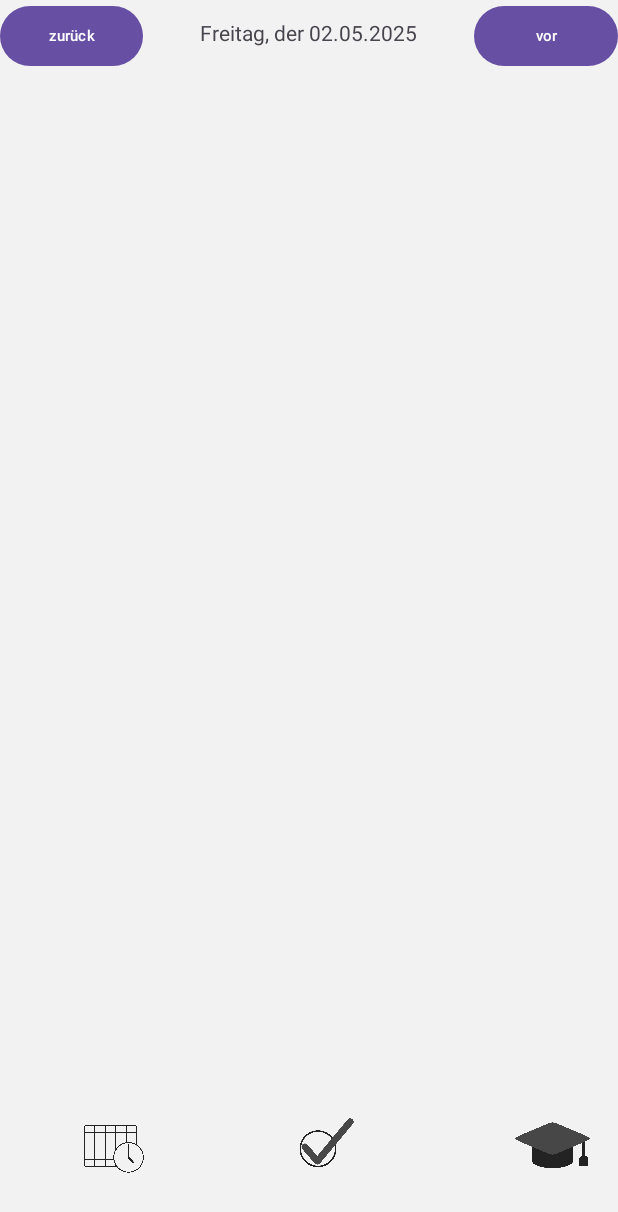
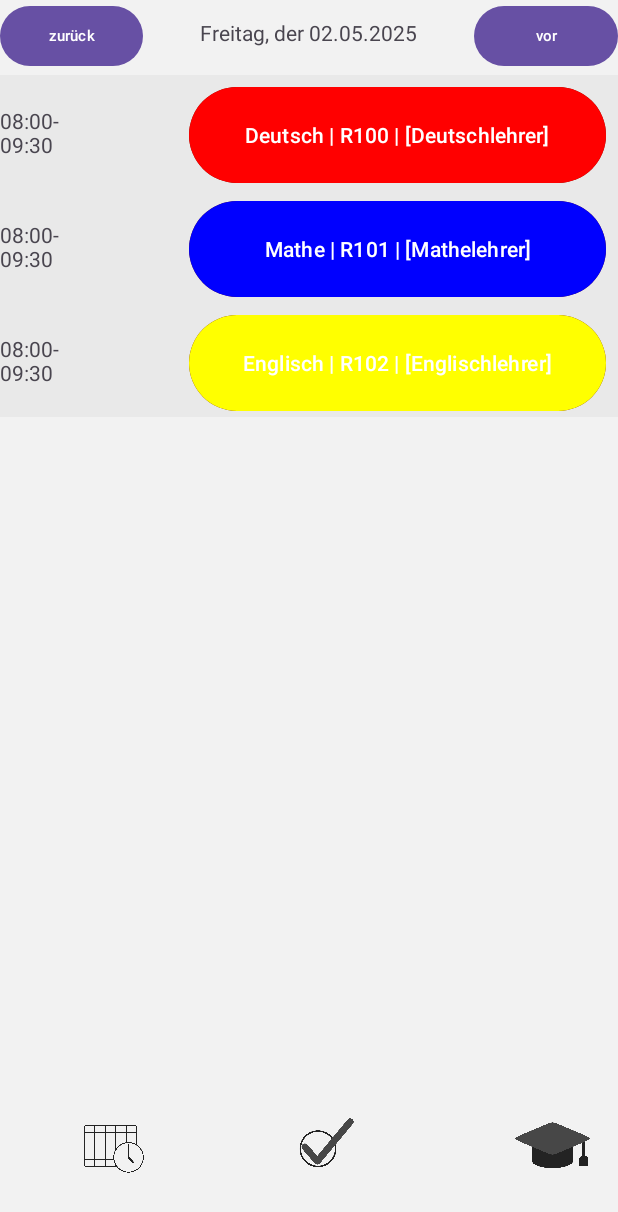
Before and after one commit to KevinGebert07/Schulplaner-Android-App, an Android app: the screen it shows after launch (TimetableActivity), after a tap on an icon or button, on a phone screen of 412 x 824 dp. Shown: the top 1212 px of the screen. Run offline under Robolectric (Android 15) with nearby library versions, the phone set to English and light mode, and no system bars.

Commit message:
Fertigstellung JSON Parsing. Bei Installation der App werden die Fächer Deutsch, Mathe und Englisch erstellt, sowie ein Stundenplan. Diese werden in JSON gespeichert und gelesen und können ohne Abweichungen in der TimetableActivity eingepflegt werden.
Jannis

```diff
--- a/app/src/main/java/de/StundenplanHelden/schulplaner_android_app/Datum.java
+++ b/app/src/main/java/de/StundenplanHelden/schulplaner_android_app/Datum.java
@@ -42,6 +42,15 @@ public class Datum {
         String[] wochentage = {"Sonntag", "Montag", "Dienstag", "Mittwoch", "Donnerstag", "Freitag", "Samstag"};
         return wochentage[w];
     }
+    public static int berechneWochentagInt(Datum datum) {
+        if (datum.monat < 3) {
+            datum.monat += 12;
+            datum.jahr -= 1;
+        }
+        int w = (datum.tag + 2*datum.monat + (3*datum.monat + 3)/5 + datum.jahr + datum.jahr/4 - datum.jahr/100 + datum.jahr/400 + 1) % 7;
+        Integer[] wochentage = {7, 1, 2, 3, 4, 5, 6};
+        return wochentage[w];
+    }
 
     public Datum morgen(){
         LocalDate aktuellesDatum = LocalDate.of(this.jahr, this.monat, this.tag);
--- a/app/src/main/java/de/StundenplanHelden/schulplaner_android_app/MainActivity.java
+++ b/app/src/main/java/de/StundenplanHelden/schulplaner_android_app/MainActivity.java
@@ -11,10 +11,19 @@ import androidx.core.graphics.Insets;
 import androidx.core.view.ViewCompat;
 import androidx.core.view.WindowInsetsCompat;
 
+import com.google.gson.Gson;
+import com.google.gson.JsonObject;
+import com.google.gson.JsonParser;
+import com.google.gson.reflect.TypeToken;
+
 import java.io.File;
+import java.io.IOException;
+import java.lang.reflect.Type;
 import java.nio.charset.StandardCharsets;
 import java.nio.file.Path;
 import java.nio.file.Paths;
+import java.util.ArrayList;
+import java.util.List;
 
 public class MainActivity extends AppCompatActivity {
 
@@ -28,12 +37,26 @@ public class MainActivity extends AppCompatActivity {
             v.setPadding(systemBars.left, systemBars.top, systemBars.right, systemBars.bottom);
             return insets;
         });
+        createFiles();
 
-        createFiles();
+        Verwaltung verwaltung = Verwaltung.getInstance();
+        Gson gson = new Gson();
+
+        try {
+            verwaltung.stundenplan = gson.fromJson(Verwaltung.readFile(getFilesDir().getPath()+Verwaltung.STUNDENPLAN_FILE_NAME, StandardCharsets.UTF_8), Stundenplan.class);
+
+            String fächerJson = Verwaltung.readFile(getFilesDir().getPath()+Verwaltung.FÄCHER_FILE_NAME,StandardCharsets.UTF_8);
+            Type listType = new TypeToken<List<Fach>>(){}.getType();
+            List<Fach> fächer = gson.fromJson(fächerJson, listType);
+            verwaltung.fächer = new ArrayList<>(fächer);
+
+        } catch (Exception e) {
+            Log.e("MainActivity", "Catch Data from JSON: "+ e);
+        }
+
     }
 
     public void createFiles(){
-
         //Hier werden alle Files erstellt bei getFilesDir()
         try{
             File profileFile = new File(getFilesDir(), Verwaltung.PROFILE_FILE_NAME);
@@ -41,6 +64,24 @@ public class MainActivity extends AppCompatActivity {
                 //Wenn die Datei vom Profil noch nicht existier (beim ersten Start) wird dieser Nutzer eingefügt
                 Verwaltung.writeFile(getFilesDir().getPath()+Verwaltung.PROFILE_FILE_NAME, Verwaltung.getInstance().erstelleBeispielNutzerJSON(), StandardCharsets.UTF_8);
             }
+            Log.e("FATAL", "FAtal Profil passed");
+
+
+            File fächerFile = new File(getFilesDir(), Verwaltung.FÄCHER_FILE_NAME);
+            if (fächerFile.createNewFile()){
+                //Wenn die Datei von Fächern noch nicht existiert (beim ersten Start) werden diese Fächer eigefügt
+                Verwaltung.writeFile(getFilesDir().getPath()+Verwaltung.FÄCHER_FILE_NAME, Verwaltung.getInstance().erstelleBeispielFächerJSON(), StandardCharsets.UTF_8);
+            }
+            Log.e("FATAL", "FAtal Fächer passed");
+
+            File stundenplanFile = new File(getFilesDir(), Verwaltung.STUNDENPLAN_FILE_NAME);
+            if (stundenplanFile.createNewFile()){
+                Log.e("FATAL", "FATAL Stundenplan Creating");
+                //Wenn die Datei von Fächern noch nicht existiert (beim ersten Start) werden diese Fächer eigefügt
+                Verwaltung.writeFile(getFilesDir().getPath()+Verwaltung.STUNDENPLAN_FILE_NAME, Verwaltung.getInstance().erstelleBeispielStundenplanJSON(), StandardCharsets.UTF_8);
+                Log.e("FATAL", "FATAL Stundenplan Created");
+            }
+            Log.e("FATAL", "FAtal Stundenplan passed");
 
         }
         catch (Exception e) {
--- a/app/src/main/java/de/StundenplanHelden/schulplaner_android_app/Schultag.java
+++ b/app/src/main/java/de/StundenplanHelden/schulplaner_android_app/Schultag.java
@@ -3,8 +3,8 @@ package de.StundenplanHelden.schulplaner_android_app;
 import java.util.ArrayList;
 
 public class Schultag {
-    private String wochentag;
-    private ArrayList<Unterrichtsstunde> unterrichtsstunden;
+    protected String wochentag;
+    protected ArrayList<Unterrichtsstunde> unterrichtsstunden;
 
     public Schultag (String wochentag){
         this.wochentag = wochentag;
--- a/app/src/main/java/de/StundenplanHelden/schulplaner_android_app/Schulwoche.java
+++ b/app/src/main/java/de/StundenplanHelden/schulplaner_android_app/Schulwoche.java
@@ -8,6 +8,6 @@ public class Schulwoche {
     }
 
     public Schultag getSchultag(int position){
-        return schultage[position];
+        return schultage[position-1];
     }
 }
--- a/app/src/main/java/de/StundenplanHelden/schulplaner_android_app/TimetableActivity.java
+++ b/app/src/main/java/de/StundenplanHelden/schulplaner_android_app/TimetableActivity.java
@@ -22,6 +22,7 @@ import androidx.core.view.WindowInsetsCompat;
 import org.w3c.dom.Text;
 
 import java.lang.reflect.Constructor;
+import java.util.ArrayList;
 import java.util.HashMap;
 
 public class TimetableActivity extends AppCompatActivity {
@@ -43,6 +44,7 @@ public class TimetableActivity extends AppCompatActivity {
             v.setPadding(systemBars.left, systemBars.top, systemBars.right, systemBars.bottom);
             return insets;
         });
+        Verwaltung verwaltung = Verwaltung.getInstance();
         DatumText = (TextView) findViewById(R.id.Datum);
         nextButton = (Button) findViewById(R.id.next);
         backButton = (Button) findViewById(R.id.back);
@@ -66,6 +68,23 @@ public class TimetableActivity extends AppCompatActivity {
         DatumText.setText(Datum.berechneWochentag(currentDatum)+", der "+ currentDatum.toString());
 
 
+        //Heutige Unterrichtsstunden laden
+        Schultag heute = verwaltung.stundenplan.sw1.getSchultag(Datum.berechneWochentagInt(currentDatum));
+        ArrayList<Unterrichtsstunde> unterrichtsstunden = heute.unterrichtsstunden;
+
+
+        for (int i = 0; i < unterrichtsstunden.size(); i++){
+            //Erstelle eine Stunde Ding in xml
+            InflateToXml();
+
+            //Fülle Daten von Unterrichtsstunde in Button und TextView
+            Unterrichtsstunde heuteStunde = unterrichtsstunden.get(i);
+            String btnText = heuteStunde.fach.bezeichnung + " | " + heuteStunde.raum + " | "+ heuteStunde.lehrer.toString();
+            int btnColor = heuteStunde.fach.farbe;
+            Button btn = (Button) findViewById(IDs.get("btn"+i));
+            btn.setText(btnText);
+            btn.setBackgroundColor(btnColor);
+        }
     }
 
     private void ChangeToNextDay(){
@@ -82,6 +101,7 @@ public class TimetableActivity extends AppCompatActivity {
     private void InflateToXml(){
         LinearLayout parentLayout = findViewById(R.id.parentLayout);
 
+
         // Layout programmatisch "inflaten"
         View included = LayoutInflater.from(this).inflate(R.layout.lesson_item, parentLayout, false);
         ConstraintLayout includedLayout = (ConstraintLayout) included;
@@ -91,9 +111,8 @@ public class TimetableActivity extends AppCompatActivity {
         Button btn = (Button) includedLayout.getChildAt(0);
         int txtID = View.generateViewId();
         int btnID = View.generateViewId();
-        Log.e("TimeTableActivity", "txtID: "+ txtID+" btnID: "+ btnID);
+        btn.setId(btnID);
         txt.setId(txtID);
-        txt.setId(btnID);
         IDs.put("txt"+idCount, txtID);
         IDs.put("btn"+idCount, btnID);
         idCount++;
--- a/app/src/main/java/de/StundenplanHelden/schulplaner_android_app/Verwaltung.java
+++ b/app/src/main/java/de/StundenplanHelden/schulplaner_android_app/Verwaltung.java
@@ -1,5 +1,6 @@
 package de.StundenplanHelden.schulplaner_android_app;
 
+import android.graphics.Color;
 import android.util.Log;
 
 import androidx.annotation.NonNull;
@@ -13,6 +14,8 @@ import java.nio.charset.StandardCharsets;
 import java.nio.file.Files;
 import java.nio.file.Paths;
 import java.util.ArrayList;
+import java.util.Arrays;
+import java.util.List;
 
 public class Verwaltung {
     //Singleton Aufbau
@@ -26,10 +29,12 @@ public class Verwaltung {
 
     //Finale Attribute (z.B. Filenames)
     protected static final String PROFILE_FILE_NAME = "nutzer.json";
+    protected static final String FÄCHER_FILE_NAME = "fächer.json";
+    protected static final String STUNDENPLAN_FILE_NAME = "stundenplan.json";
 
     //Konstruktor
     private Verwaltung(){
-
+        fächer = new ArrayList<>();
     }
     //Singleton Instanz bekommen
     public static Verwaltung getInstance(){
@@ -63,7 +68,13 @@ public class Verwaltung {
 
     //Statische Methode zum Lesen und Schreiben von Files im getFilesDir() Ordner
     public static String readFile(String path, Charset encoding) throws IOException{
-        byte[] encoded = Files.readAllBytes(Paths.get(path));
+        byte[] encoded = new byte[]{};
+        try {
+            encoded = Files.readAllBytes(Paths.get(path));
+        }
+        catch (Exception e){
+            Log.e("Verwaltung", "readFile: "+ e);
+        }
         return new String(encoded, encoding);
     }
     public static void writeFile(String path, String content, Charset encoding) throws IOException {
@@ -151,10 +162,65 @@ public class Verwaltung {
 
 
 
+    //Methoden die Datensätze als String (JSON) generieren, die bei Erstinstallation der App aufgerfufen werden, um Beispieldatensätze zu integrieren
     public String erstelleBeispielNutzerJSON(){
         //Erstellt einen Beispielnutzer der beim Starten der App als JSON gespeichert wird
         Nutzer nutzer = new Nutzer("Max","Mustermann","max.mustermann@musterdomain.com", "Herr Lehrer", "11a", "Musterschule 12345 Musterhausen",new Datum(1,1,2000));
         Gson gson = new Gson();
         return gson.toJson(nutzer);
     }
+    public String erstelleBeispielFächerJSON(){
+        Log.e("Fatal", "FATAL Fächer creating");
+        //Erstelle drei Beispielfächer, die beim Starten der APP als JSON gespeichert werden
+        Fach deutsch = new Fach("Deutsch", Color.RED);
+        Fach mathe = new Fach("Mathe", Color.BLUE);
+        Fach englisch = new Fach("Englisch", Color.YELLOW);
+
+        getInstance().fächer.add( deutsch);
+        getInstance().fächer.add( mathe);
+        getInstance().fächer.add( englisch);
+
+
+        Gson gson = new Gson();
+        List<Fach> fächerList = fächer;
+        String json = gson.toJson(fächerList);
+
+        Log.e("Fatal", "FATAL Fächer created");
+
+        return json;
+    }
+    public String erstelleBeispielStundenplanJSON(){
+        ArrayList<Unterrichtsstunde> unterrichtsstunden = new ArrayList<>();
+        unterrichtsstunden.add(new Unterrichtsstunde("1", new ArrayList<String>(Arrays.asList("Deutschlehrer")),"R100",fächer.get(0)));
+        unterrichtsstunden.add(new Unterrichtsstunde("2", new ArrayList<String>(Arrays.asList("Mathelehrer")),"R101",fächer.get(1)));
+        unterrichtsstunden.add(new Unterrichtsstunde("3", new ArrayList<String>(Arrays.asList("Englischlehrer")),"R102",fächer.get(2)));
+
+        Schulwoche sw1 = new Schulwoche(
+                new Schultag[]{
+                        new Schultag("Montag",unterrichtsstunden),
+                        new Schultag("Dienstag",unterrichtsstunden),
+                        new Schultag("Mittwoch",unterrichtsstunden),
+                        new Schultag("Donnerstag",unterrichtsstunden),
+                        new Schultag("Freitag",unterrichtsstunden),
+                        new Schultag("Samstag",new ArrayList<>()),
+                        new Schultag("Sonntag",new ArrayList<>()),
+                }
+        );
+        Schulwoche sw2 = new Schulwoche(
+                new Schultag[]{
+                        new Schultag("Montag",unterrichtsstunden),
+                        new Schultag("Dienstag",unterrichtsstunden),
+                        new Schultag("Mittwoch",unterrichtsstunden),
+                        new Schultag("Donnerstag",unterrichtsstunden),
+                        new Schultag("Freitag",unterrichtsstunden),
+                        new Schultag("Samstag",unterrichtsstunden),
+                        new Schultag("Sonntag",unterrichtsstunden),
+                }
+        );
+
+        Stundenplan neuerStundenplan = new Stundenplan("GeneratedStundenplan",sw1,sw2);
+        this.stundenplan = neuerStundenplan;
+        Gson gson = new Gson();
+        return gson.toJson(stundenplan);
+    }
 }
```
